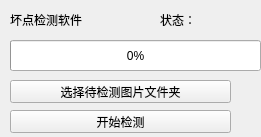
This is pointCheck/BadPointCheck.ui in 792607724/PyQt5Project as Qt 5 draws it before an edit. The edited form follows.
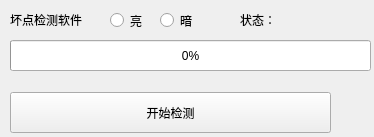
This is the edited form.

What changed in the file:
```diff
--- a/pointCheck/BadPointCheck.ui
+++ b/pointCheck/BadPointCheck.ui
@@ -6,7 +6,7 @@
    <rect>
     <x>0</x>
     <y>0</y>
-    <width>261</width>
+    <width>374</width>
     <height>137</height>
    </rect>
   </property>
@@ -19,7 +19,7 @@
      <rect>
       <x>10</x>
       <y>40</y>
-      <width>251</width>
+      <width>361</width>
       <height>31</height>
      </rect>
     </property>
@@ -44,9 +44,9 @@
     <property name="geometry">
      <rect>
       <x>10</x>
-      <y>110</y>
-      <width>221</width>
-      <height>23</height>
+      <y>92</y>
+      <width>321</width>
+      <height>41</height>
      </rect>
     </property>
     <property name="text">
@@ -56,9 +56,9 @@
    <widget class="QLabel" name="lable_Status">
     <property name="geometry">
      <rect>
-      <x>160</x>
+      <x>240</x>
       <y>10</y>
-      <width>51</width>
+      <width>131</width>
       <height>20</height>
      </rect>
     </property>
@@ -66,17 +66,30 @@
      <string>状态：</string>
     </property>
    </widget>
-   <widget class="QPushButton" name="buttonGetPictureFolder">
+   <widget class="QRadioButton" name="radioButtonLight">
     <property name="geometry">
      <rect>
-      <x>10</x>
-      <y>80</y>
-      <width>221</width>
-      <height>23</height>
+      <x>110</x>
+      <y>10</y>
+      <width>97</width>
+      <height>21</height>
      </rect>
     </property>
     <property name="text">
-     <string>选择待检测图片文件夹</string>
+     <string>亮</string>
+    </property>
+   </widget>
+   <widget class="QRadioButton" name="radioButton_Dark">
+    <property name="geometry">
+     <rect>
+      <x>160</x>
+      <y>10</y>
+      <width>97</width>
+      <height>21</height>
+     </rect>
+    </property>
+    <property name="text">
+     <string>暗</string>
     </property>
    </widget>
   </widget>
```
